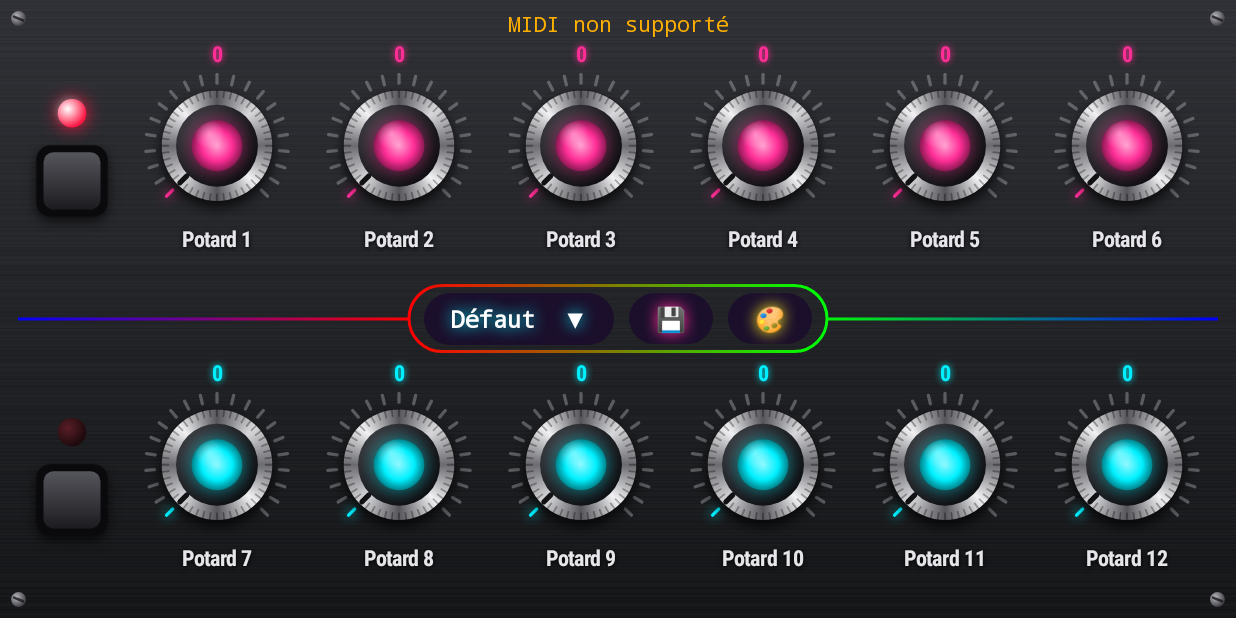
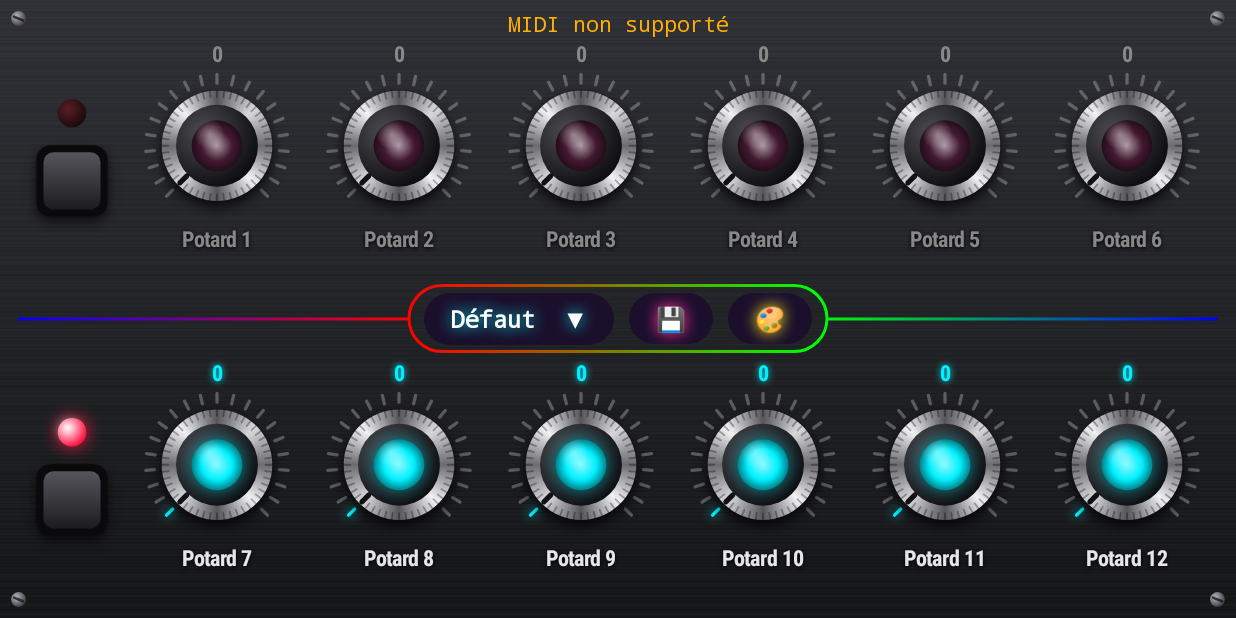
Before and after one commit to perezsebastien15-dotcom/KFX-Mini-Studio-Laser-Terminator, an Android app: the screen it shows after launch (MainActivity), after a tap on an icon or button, on a phone screen of 824 x 412 dp (held sideways). Run offline under Robolectric (Android 15) with nearby library versions, the phone set to English and light mode, and no system bars; 3 other taps on this screen came first.

Commit message:
Row switch now turns its knobs' lights off and locks them, keeping values; drop the CC 32-43 second memory
Co-Authored-By: Claude Opus 5.5 <noreply@anthropic.com>
Claude-Session: https://claude.ai/code/session_01FW7mrD7z6fZ2p58qVVKdmu

```diff
--- a/app/src/main/java/com/kooyu/neonknobs/KnobView.kt
+++ b/app/src/main/java/com/kooyu/neonknobs/KnobView.kt
@@ -88,15 +88,25 @@ class KnobView(context: Context, initialColor: Int) : View(context) {
         }
     }
 
+    // Ligne coupée par son switch : éclairage éteint, potard bloqué (onTouchEvent), valeur gardée.
+    override fun setEnabled(enabled: Boolean) { super.setEnabled(enabled); invalidate() }
+
+    /** Rayon du halo néon : 0 = pas de halo quand l'éclairage est coupé. */
+    private fun halo(radius: Float) = if (isEnabled) radius else 0f
+
     override fun onDraw(canvas: Canvas) {
-        val c = if (rainbow < 0) color else Color.HSVToColor(floatArrayOf(rainbow * 720f % 360f, 1f, 1f))
+        val c = when {
+            !isEnabled -> mix(color, 0xFF141418.toInt(), 0.8f)
+            rainbow < 0 -> color
+            else -> Color.HSVToColor(floatArrayOf(rainbow * 720f % 360f, 1f, 1f))
+        }
         if (realistic) return drawRealistic(canvas, c)
         text.typeface = neonFont
         track.color = Color.argb(60, Color.red(c), Color.green(c), Color.blue(c))
         glow.color = c
-        glow.setShadowLayer(12 * dp, 0f, 0f, c)
-        text.color = if (rainbow < 0) Color.WHITE else c
-        text.setShadowLayer(8 * dp, 0f, 0f, c)
+        glow.setShadowLayer(halo(12 * dp), 0f, 0f, c)
+        text.color = if (!isEnabled) Color.GRAY else if (rainbow < 0) Color.WHITE else c
+        text.setShadowLayer(halo(8 * dp), 0f, 0f, c)
 
         val textSize = layout()
         val stroke = r * 0.16f
@@ -150,7 +160,7 @@ class KnobView(context: Context, initialColor: Int) : View(context) {
         for (i in 0..20) {
             val f = i / 20f
             val a = Math.toRadians(135.0 + 270.0 * f)
-            val on = f <= lit + 0.001f
+            val on = isEnabled && f <= lit + 0.001f
             line.color = if (on) c else Color.argb(90, 200, 200, 210)
             if (on) line.setShadowLayer(6 * dp, 0f, 0f, c) else line.clearShadowLayer()
             canvas.drawLine(
@@ -205,7 +215,7 @@ class KnobView(context: Context, initialColor: Int) : View(context) {
         val rn = rc * 0.62f
         fill.shader = RadialGradient(cx, cy, rn, intArrayOf(mix(c, Color.WHITE, 0.55f), c, mix(c, Color.BLACK, 0.45f)),
             floatArrayOf(0f, 0.6f, 1f), Shader.TileMode.CLAMP)
-        fill.setShadowLayer(r * 0.18f, 0f, 0f, c)
+        fill.setShadowLayer(halo(r * 0.18f), 0f, 0f, c)
         canvas.drawCircle(cx, cy, rn, fill)
         fill.clearShadowLayer()
         fill.shader = RadialGradient(cx - rn * 0.3f, cy - rn * 0.45f, rn * 0.6f,
@@ -215,10 +225,10 @@ class KnobView(context: Context, initialColor: Int) : View(context) {
 
         // textes façon sérigraphie
         text.typeface = realFont
-        text.color = c
-        text.setShadowLayer(4 * dp, 0f, 0f, c)
+        text.color = if (isEnabled) c else Color.GRAY
+        text.setShadowLayer(halo(4 * dp), 0f, 0f, c)
         canvas.drawText(value.toString(), cx, textSize * 1.1f, text)
-        text.color = if (rainbow < 0) 0xFFE6E6EA.toInt() else c
+        text.color = if (!isEnabled) Color.GRAY else if (rainbow < 0) 0xFFE6E6EA.toInt() else c
         text.setShadowLayer(2 * dp, 0f, 1 * dp, Color.BLACK)
         canvas.drawText(name, cx, cy + r + textSize * 1.3f, text)
     }
@@ -243,6 +253,7 @@ class KnobView(context: Context, initialColor: Int) : View(context) {
 
     @SuppressLint("ClickableViewAccessibility")
     override fun onTouchEvent(e: MotionEvent): Boolean {
+        if (!isEnabled) return true // ligne coupée : on avale le geste, rien ne bouge
         gestures.onTouchEvent(e)
         when (e.actionMasked) {
             MotionEvent.ACTION_DOWN -> {
--- a/app/src/main/java/com/kooyu/neonknobs/MainActivity.kt
+++ b/app/src/main/java/com/kooyu/neonknobs/MainActivity.kt
@@ -46,9 +46,6 @@ import kotlin.math.sin
 class MainActivity : Activity() {
 
     private val knobs = mutableListOf<KnobView>()
-    // 24 mémoires {n, cc, c, v} : 0-11 = switch OFF (CC 20-31), 12-23 = switch ON (CC 32-43)
-    private val slots = Array(24) { JSONObject() }
-    private val switchOn = BooleanArray(2)
     private val switches = mutableListOf<RowSwitch>()
     private lateinit var status: TextView
     private lateinit var configName: TextView
@@ -78,27 +75,23 @@ class MainActivity : Activity() {
         }
         root.addView(status)
 
-        for (j in 0 until 24) {
-            val k = j % 12
-            slots[j] = JSONObject()
-                .put("n", prefs.getString("name$j", null) ?: "Potard ${k + 1}")
-                .put("cc", prefs.getInt("cc$j", 20 + j)) // OFF : potard 1 = CC 20 … 12 = CC 31 · ON : potard 1 = CC 32 … 12 = CC 43
-                .put("c", prefs.getInt("col$j", KnobView.NEON[k / 6]))
-                .put("v", prefs.getInt("val$j", 0))
-        }
         for (row in 0..1) {
-            switchOn[row] = prefs.getBoolean("sw$row", false)
             if (row == 1) root.addView(configBar())
             val line = LinearLayout(this)
             val sw = RowSwitch(this).apply {
-                on = switchOn[row]
                 contentDescription = "Switch ligne ${row + 1}"
-                setOnClickListener { toggleRow(row) }
+                setOnClickListener { setRowOn(row, !on) }
             }
             switches += sw
             line.addView(sw, LinearLayout.LayoutParams((72 * resources.displayMetrics.density).toInt(), LinearLayout.LayoutParams.MATCH_PARENT))
+            // shortcut: la 1.0.6 avait 2 mémoires par potard (switch OFF/ON) ; on reprend celle qui était affichée
+            val mem = if (prefs.getBoolean("sw$row", false)) 12 else 0
             for (col in 0..5) {
-                val knob = KnobView(this, KnobView.NEON[row]).apply {
+                val i = row * 6 + col
+                val knob = KnobView(this, prefs.getInt("col${i + mem}", KnobView.NEON[row])).apply {
+                    name = prefs.getString("name${i + mem}", null) ?: "Potard ${i + 1}"
+                    cc = prefs.getInt("cc${i + mem}", 20 + i) // Potard 1 = CC 20 … Potard 12 = CC 31
+                    value = prefs.getInt("val${i + mem}", 0)
                     onValueChange = { sendCc(it.cc, it.value) }
                     onEdit = { editKnob(it, withCc = true) }
                     onRename = { editKnob(it, withCc = false) }
@@ -108,7 +101,7 @@ class MainActivity : Activity() {
             }
             root.addView(line, LinearLayout.LayoutParams(LinearLayout.LayoutParams.MATCH_PARENT, 0, 1f))
         }
-        knobs.indices.forEach(::show)
+        for (row in 0..1) setRowOn(row, prefs.getBoolean("on$row", true))
         applyStyle(prefs.getBoolean("realistic", false))
         wave = WaveOverlay(this, root)
         setContentView(FrameLayout(this).apply { addView(root); addView(wave) })
@@ -129,38 +122,19 @@ class MainActivity : Activity() {
     // onPause est toujours appelé avant que l'appli soit fermée/tuée
     override fun onPause() {
         super.onPause()
-        knobs.indices.forEach(::store)
         prefs.edit().apply {
-            slots.forEachIndexed { j, o ->
-                putString("name$j", o.getString("n")); putInt("cc$j", o.getInt("cc"))
-                putInt("val$j", o.getInt("v")); putInt("col$j", o.getInt("c"))
+            knobs.forEachIndexed { i, k ->
+                putString("name$i", k.name); putInt("cc$i", k.cc); putInt("val$i", k.value); putInt("col$i", k.color)
             }
-            putBoolean("sw0", switchOn[0]); putBoolean("sw1", switchOn[1])
+            remove("sw0"); remove("sw1") // migration 1.0.6 faite
+            putBoolean("on0", switches[0].on); putBoolean("on1", switches[1].on)
         }.apply()
     }
 
-    // ---------- Switchs de ligne ----------
-    // Le potard à l'écran affiche la mémoire active ; on recopie avant de basculer.
-
-    private fun slotOf(k: Int) = k + if (switchOn[k / 6]) 12 else 0
-
-    private fun store(k: Int) {
-        val v = knobs[k]
-        slots[slotOf(k)] = JSONObject().put("n", v.name).put("cc", v.cc).put("c", v.color).put("v", v.value)
-    }
-
-    private fun show(k: Int) {
-        val o = slots[slotOf(k)]
-        knobs[k].apply { name = o.getString("n"); cc = o.getInt("cc"); color = o.getInt("c"); value = o.getInt("v") }
-    }
-
-    /** Interne à l'appli : change juste les CC (et noms/couleurs/valeurs) de la ligne, rien n'est envoyé en MIDI. */
-    private fun toggleRow(row: Int) {
-        val ks = row * 6 until row * 6 + 6
-        ks.forEach(::store)
-        switchOn[row] = !switchOn[row]
-        ks.forEach(::show)
-        switches[row].on = switchOn[row]
+    /** Switch interne à l'appli : OFF = potards de la ligne éteints et bloqués, valeurs gardées. Rien n'est envoyé en MIDI. */
+    private fun setRowOn(row: Int, on: Boolean) {
+        switches[row].on = on
+        for (k in row * 6 until row * 6 + 6) knobs[k].isEnabled = on
     }
 
     override fun onDestroy() {
@@ -183,7 +157,7 @@ class MainActivity : Activity() {
             addView(nameField); if (withCc) addView(ccField)
         }
         AlertDialog.Builder(this, android.R.style.Theme_Material_Dialog_Alert)
-            .setTitle("Potard ${knobs.indexOf(k) + 1}" + if (switchOn[knobs.indexOf(k) / 6]) " · switch ON" else "")
+            .setTitle("Potard ${knobs.indexOf(k) + 1}")
             .setView(form)
             .setPositiveButton("OK") { _, _ ->
                 val cc = ccField.text.toString().toIntOrNull()
@@ -272,8 +246,8 @@ class MainActivity : Activity() {
     }
 
     private fun saveConfig(name: String, animate: Boolean = true) {
-        knobs.indices.forEach(::store)
-        val knobsJson = JSONArray(slots.toList()) // les 2 positions de switch, 24 mémoires
+        val knobsJson = JSONArray()
+        knobs.forEach { knobsJson.put(JSONObject().put("n", it.name).put("cc", it.cc).put("c", it.color).put("v", it.value)) }
         prefs.edit().putString("configs", configs().put(name, knobsJson).toString()).putString("current", name).apply()
         showConfigName()
         if (animate) wave.play()
@@ -282,9 +256,12 @@ class MainActivity : Activity() {
     // Les valeurs reviennent à l'écran sans être envoyées au PC, comme au démarrage de l'appli.
     private fun loadConfig(name: String) {
         val a = configs().optJSONArray(name) ?: return
-        // les configs d'avant les switchs n'ont que 12 mémoires : les 12 "switch ON" restent telles quelles
-        for (j in slots.indices) a.optJSONObject(j)?.let { slots[j] = it }
-        knobs.indices.forEach(::show)
+        // les configs faites en 1.0.6 ont 24 mémoires : on prend les 12 premières
+        knobs.forEachIndexed { i, k ->
+            val o = a.optJSONObject(i) ?: return@forEachIndexed
+            k.name = o.optString("n", k.name); k.cc = o.optInt("cc", k.cc)
+            k.color = o.optInt("c", k.color); k.value = o.optInt("v", k.value)
+        }
         prefs.edit().putString("current", name).apply()
         showConfigName()
         wave.play()
```
Also changed, not shown: 1 other file.
